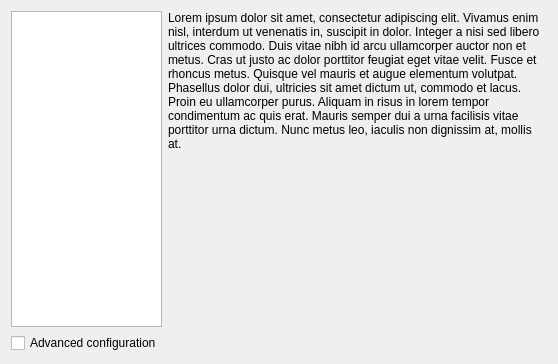
imby/STM32VLDiscovery_BeRTOS, file wizard/ui/board_select.ui: the form before one commit.
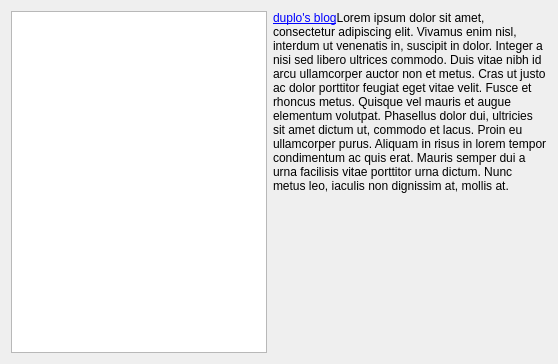
The form after the commit.

Commit message: Add icons to the Board page.

```diff
--- a/wizard/ui/board_select.ui
+++ b/wizard/ui/board_select.ui
@@ -18,6 +18,12 @@
     <layout class="QVBoxLayout" name="verticalLayout_2">
      <item>
       <widget class="QTreeWidget" name="boardTree">
+       <property name="sizePolicy">
+        <sizepolicy hsizetype="Fixed" vsizetype="Expanding">
+         <horstretch>0</horstretch>
+         <verstretch>0</verstretch>
+        </sizepolicy>
+       </property>
        <attribute name="headerVisible">
         <bool>false</bool>
        </attribute>
@@ -31,13 +37,6 @@
        </column>
       </widget>
      </item>
-     <item>
-      <widget class="QCheckBox" name="advancedCheckBox">
-       <property name="text">
-        <string>Advanced configuration</string>
-       </property>
-      </widget>
-     </item>
     </layout>
    </item>
    <item>
@@ -45,7 +44,7 @@
      <item>
       <widget class="QLabel" name="descriptionLabel">
        <property name="text">
-        <string>Lorem ipsum dolor sit amet, consectetur adipiscing elit. Vivamus enim nisl, interdum ut venenatis in, suscipit in dolor. Integer a nisi sed libero ultrices commodo. Duis vitae nibh id arcu ullamcorper auctor non et metus. Cras ut justo ac dolor porttitor feugiat eget vitae velit. Fusce et rhoncus metus. Quisque vel mauris et augue elementum volutpat. Phasellus dolor dui, ultricies sit amet dictum ut, commodo et lacus. Proin eu ullamcorper purus. Aliquam in risus in lorem tempor condimentum ac quis erat. Mauris semper dui a urna facilisis vitae porttitor urna dictum. Nunc metus leo, iaculis non dignissim at, mollis at.</string>
+        <string>&lt;a href='http://duplo.develer.com'&gt;duplo's blog&lt;/a&gt;Lorem ipsum dolor sit amet, consectetur adipiscing elit. Vivamus enim nisl, interdum ut venenatis in, suscipit in dolor. Integer a nisi sed libero ultrices commodo. Duis vitae nibh id arcu ullamcorper auctor non et metus. Cras ut justo ac dolor porttitor feugiat eget vitae velit. Fusce et rhoncus metus. Quisque vel mauris et augue elementum volutpat. Phasellus dolor dui, ultricies sit amet dictum ut, commodo et lacus. Proin eu ullamcorper purus. Aliquam in risus in lorem tempor condimentum ac quis erat. Mauris semper dui a urna facilisis vitae porttitor urna dictum. Nunc metus leo, iaculis non dignissim at, mollis at.</string>
        </property>
        <property name="wordWrap">
         <bool>true</bool>
```
The commit also changes 6 other files.
